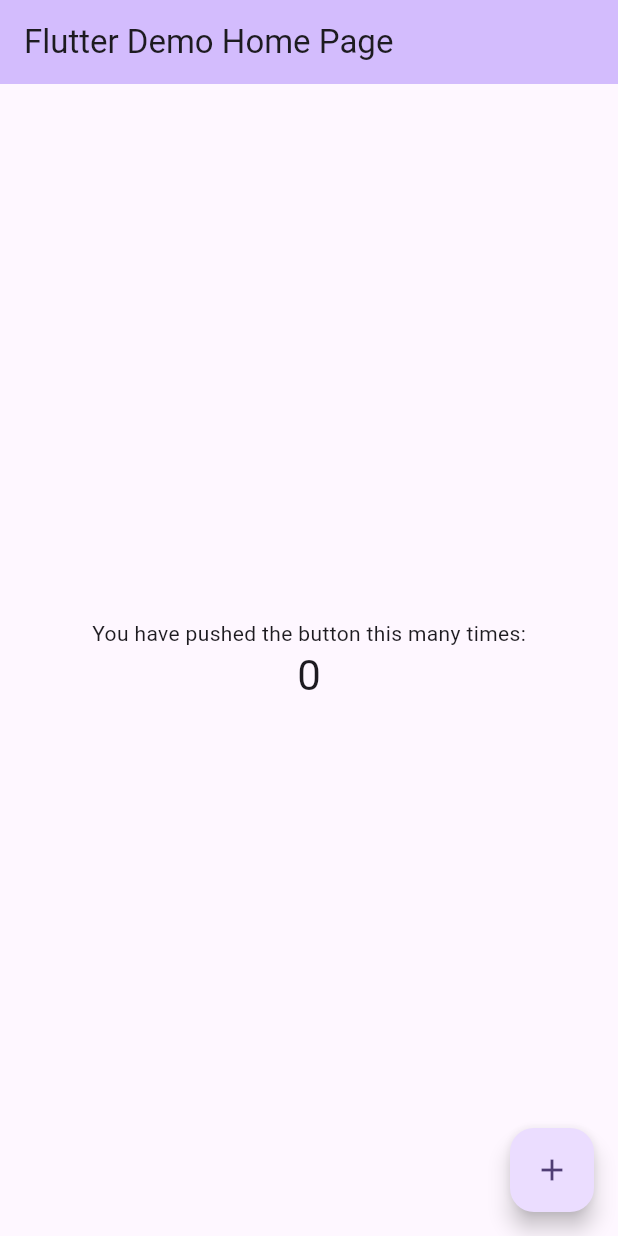
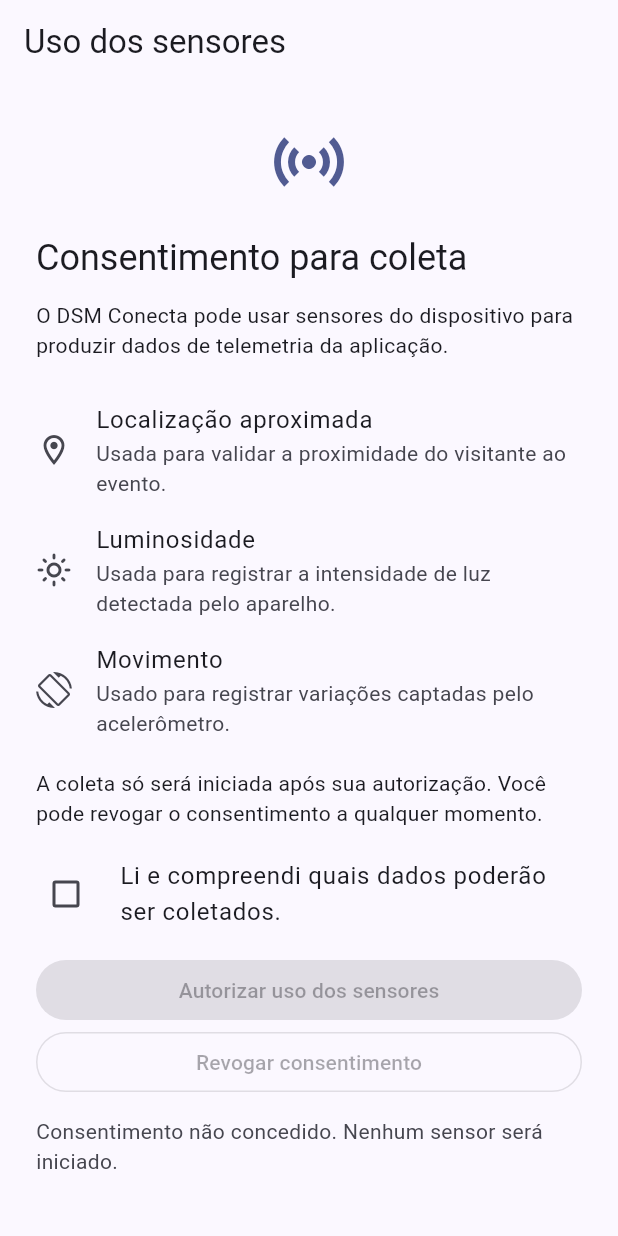
Before and after one commit to GuilhermeOliv2/DSM_Conecta, a Flutter app: the screen it shows after launch, on a phone screen of 412 x 824 dp. Run offline on Flutter 3.47's test engine with Material 3 defaults, Android fonts, the phone set to English and light mode, and no system bars.

Commit message:
feature: criacao tela de concentimento de uso dos sensores

```diff
--- a/app/dsm_conecta/lib/main.dart
+++ b/app/dsm_conecta/lib/main.dart
@@ -1,122 +1,26 @@
 import 'package:flutter/material.dart';
 
+import 'screens/sensor_consent_page.dart';
+
 void main() {
-  runApp(const MyApp());
+  runApp(const DsmConectaApp());
 }
 
-class MyApp extends StatelessWidget {
-  const MyApp({super.key});
+class DsmConectaApp extends StatelessWidget {
+  const DsmConectaApp({super.key});
 
-  // This widget is the root of your application.
   @override
   Widget build(BuildContext context) {
     return MaterialApp(
-      title: 'Flutter Demo',
+      title: 'DSM Conecta',
       theme: ThemeData(
-        // This is the theme of your application.
-        //
-        // TRY THIS: Try running your application with "flutter run". You'll see
-        // the application has a purple toolbar. Then, without quitting the app,
-        // try changing the seedColor in the colorScheme below to Colors.green
-        // and then invoke "hot reload" (save your changes or press the "hot
-        // reload" button in a Flutter-supported IDE, or press "r" if you used
-        // the command line to start the app).
-        //
-        // Notice that the counter didn't reset back to zero; the application
-        // state is not lost during the reload. To reset the state, use hot
-        // restart instead.
-        //
-        // This works for code too, not just values: Most code changes can be
-        // tested with just a hot reload.
-        colorScheme: .fromSeed(seedColor: Colors.deepPurple),
+        colorScheme: ColorScheme.fromSeed(seedColor: Colors.indigo),
       ),
-      home: const MyHomePage(title: 'Flutter Demo Home Page'),
+      home: SensorConsentPage(onConsentChanged: _handleConsentChanged),
     );
   }
-}
 
-class MyHomePage extends StatefulWidget {
-  const MyHomePage({super.key, required this.title});
-
-  // This widget is the home page of your application. It is stateful, meaning
-  // that it has a State object (defined below) that contains fields that affect
-  // how it looks.
-
-  // This class is the configuration for the state. It holds the values (in this
-  // case the title) provided by the parent (in this case the App widget) and
-  // used by the build method of the State. Fields in a Widget subclass are
-  // always marked "final".
-
-  final String title;
-
-  @override
-  State<MyHomePage> createState() => _MyHomePageState();
-}
-
-class _MyHomePageState extends State<MyHomePage> {
-  int _counter = 0;
-
-  void _incrementCounter() {
-    setState(() {
-      // This call to setState tells the Flutter framework that something has
-      // changed in this State, which causes it to rerun the build method below
-      // so that the display can reflect the updated values. If we changed
-      // _counter without calling setState(), then the build method would not be
-      // called again, and so nothing would appear to happen.
-      _counter++;
-    });
-  }
-
-  @override
-  Widget build(BuildContext context) {
-    // This method is rerun every time setState is called, for instance as done
-    // by the _incrementCounter method above.
-    //
-    // The Flutter framework has been optimized to make rerunning build methods
-    // fast, so that you can just rebuild anything that needs updating rather
-    // than having to individually change instances of widgets.
-    return Scaffold(
-      appBar: AppBar(
-        // TRY THIS: Try changing the color here to a specific color (to
-        // Colors.amber, perhaps?) and trigger a hot reload to see the AppBar
-        // change color while the other colors stay the same.
-        backgroundColor: Theme.of(context).colorScheme.inversePrimary,
-        // Here we take the value from the MyHomePage object that was created by
-        // the App.build method, and use it to set our appbar title.
-        title: Text(widget.title),
-      ),
-      body: Center(
-        // Center is a layout widget. It takes a single child and positions it
-        // in the middle of the parent.
-        child: Column(
-          // Column is also a layout widget. It takes a list of children and
-          // arranges them vertically. By default, it sizes itself to fit its
-          // children horizontally, and tries to be as tall as its parent.
-          //
-          // Column has various properties to control how it sizes itself and
-          // how it positions its children. Here we use mainAxisAlignment to
-          // center the children vertically; the main axis here is the vertical
-          // axis because Columns are vertical (the cross axis would be
-          // horizontal).
-          //
-          // TRY THIS: Invoke "debug painting" (choose the "Toggle Debug Paint"
-          // action in the IDE, or press "p" in the console), to see the
-          // wireframe for each widget.
-          mainAxisAlignment: .center,
-          children: [
-            const Text('You have pushed the button this many times:'),
-            Text(
-              '$_counter',
-              style: Theme.of(context).textTheme.headlineMedium,
-            ),
-          ],
-        ),
-      ),
-      floatingActionButton: FloatingActionButton(
-        onPressed: _incrementCounter,
-        tooltip: 'Increment',
-        child: const Icon(Icons.add),
-      ),
-    );
+  static void _handleConsentChanged(bool consentGiven) {
+    // A próxima etapa conectará este callback ao serviço de sensores.
   }
 }
--- /dev/null
+++ b/app/dsm_conecta/lib/screens/sensor_consent_page.dart
@@ -0,0 +1,136 @@
+import 'package:flutter/material.dart';
+
+class SensorConsentPage extends StatefulWidget {
+  const SensorConsentPage({super.key, required this.onConsentChanged});
+
+  final ValueChanged<bool> onConsentChanged;
+
+  @override
+  State<SensorConsentPage> createState() => _SensorConsentPageState();
+}
+
+class _SensorConsentPageState extends State<SensorConsentPage> {
+  bool _hasReadTerms = false;
+  bool _consentGiven = false;
+
+  void _updateConsent(bool value) {
+    setState(() {
+      _consentGiven = value;
+      if (!value) {
+        _hasReadTerms = false;
+      }
+    });
+    widget.onConsentChanged(value);
+  }
+
+  @override
+  Widget build(BuildContext context) {
+    return Scaffold(
+      appBar: AppBar(title: const Text('Uso dos sensores')),
+      body: SafeArea(
+        child: ListView(
+          padding: const EdgeInsets.all(24),
+          children: [
+            Icon(
+              Icons.sensors_outlined,
+              size: 56,
+              color: Theme.of(context).colorScheme.primary,
+            ),
+            const SizedBox(height: 20),
+            Text(
+              'Consentimento para coleta',
+              style: Theme.of(context).textTheme.headlineSmall,
+            ),
+            const SizedBox(height: 12),
+            const Text(
+              'O DSM Conecta pode usar sensores do dispositivo para '
+              'produzir dados de telemetria da aplicação.',
+            ),
+            const SizedBox(height: 20),
+            const _SensorInfoTile(
+              icon: Icons.location_on_outlined,
+              title: 'Localização aproximada',
+              description:
+                  'Usada para validar a proximidade do visitante ao evento.',
+            ),
+            const _SensorInfoTile(
+              icon: Icons.light_mode_outlined,
+              title: 'Luminosidade',
+              description: 'Usada para registrar a intensidade de luz detectada pelo aparelho.',
+            ),
+            const _SensorInfoTile(
+              icon: Icons.screen_rotation_outlined,
+              title: 'Movimento',
+              description:
+                  'Usado para registrar variações captadas pelo acelerômetro.',
+            ),
+            const SizedBox(height: 12),
+            const Text(
+              'A coleta só será iniciada após sua autorização. '
+              'Você pode revogar o consentimento a qualquer momento.',
+            ),
+            const SizedBox(height: 12),
+            CheckboxListTile(
+              contentPadding: EdgeInsets.zero,
+              value: _hasReadTerms,
+              onChanged: _consentGiven
+                  ? null
+                  : (value) {
+                      setState(() => _hasReadTerms = value ?? false);
+                    },
+              title: const Text(
+                'Li e compreendi quais dados poderão ser coletados.',
+              ),
+              controlAffinity: ListTileControlAffinity.leading,
+            ),
+            const SizedBox(height: 8),
+            FilledButton(
+              onPressed: _hasReadTerms && !_consentGiven
+                  ? () => _updateConsent(true)
+                  : null,
+              child: const Text('Autorizar uso dos sensores'),
+            ),
+            OutlinedButton(
+              onPressed: _consentGiven ? () => _updateConsent(false) : null,
+              child: const Text('Revogar consentimento'),
+            ),
+            const SizedBox(height: 12),
+            Text(
+              _consentGiven
+                  ? 'Consentimento concedido. A integração dos sensores '
+                        'poderá ser iniciada.'
+                  : 'Consentimento não concedido. Nenhum sensor será iniciado.',
+              style: TextStyle(
+                color: _consentGiven
+                    ? Colors.green.shade700
+                    : Theme.of(context).colorScheme.onSurfaceVariant,
+              ),
+            ),
+          ],
+        ),
+      ),
+    );
+  }
+}
+
+class _SensorInfoTile extends StatelessWidget {
+  const _SensorInfoTile({
+    required this.icon,
+    required this.title,
+    required this.description,
+  });
+
+  final IconData icon;
+  final String title;
+  final String description;
+
+  @override
+  Widget build(BuildContext context) {
+    return ListTile(
+      contentPadding: EdgeInsets.zero,
+      leading: Icon(icon),
+      title: Text(title),
+      subtitle: Text(description),
+    );
+  }
+}
```
Also changed, not shown: 2 other files.
